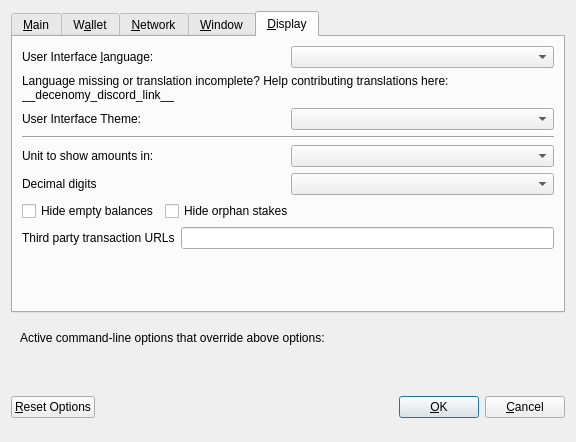
First picture: the form in src/qt/forms/optionsdialog.ui, repository decenomy/DSW, before the edit.
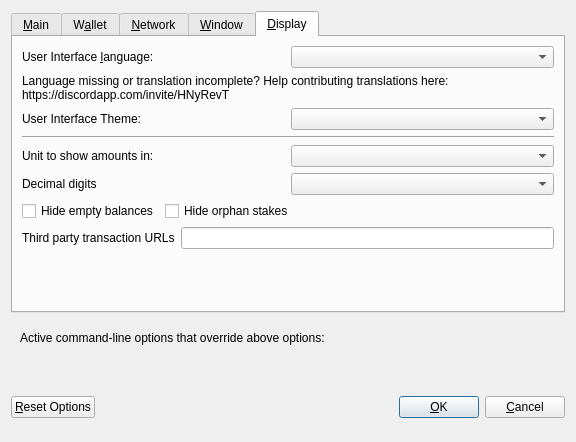
Second picture: the form after the edit. The open tabs and pages were chosen to show the change. Custom widgets are drawn as their Qt base class.

Commit message: Apply rebranding (777 links) to .ui files

Patch:
```diff
--- a/src/qt/forms/optionsdialog.ui
+++ b/src/qt/forms/optionsdialog.ui
@@ -533,7 +533,7 @@
          </property>
          <property name="text">
           <string>Language missing or translation incomplete? Help contributing translations here:
-__decenomy_discord_link__</string>
+https://discordapp.com/invite/HNyRevT</string>
          </property>
          <property name="wordWrap">
           <bool>true</bool>
```
The commit also changes 1 other file.
